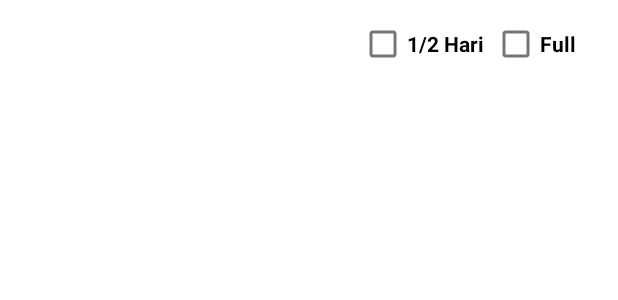
After one commit to Marv876/AndroidKPNew, an Android app: the layout list_absensi_anggota.xml on its own in the app's theme, with its tools: preview values and no code run, on a phone screen of 412 x 824 dp. The commit adds this screen. Shown: the top 300 px of the screen. Run offline under Robolectric (Android 15) with nearby library versions, the phone set to English and light mode, and no system bars.

Commit message:
Mendapatkan posisi adapter absensi dan mengubah sistem tanggal

```diff
--- a/app/build.gradle
+++ b/app/build.gradle
@@ -32,6 +32,9 @@ android {
     kotlinOptions {
         jvmTarget = '1.8'
     }
+    buildFeatures {
+        viewBinding true
+    }
 }
 
 dependencies {
@@ -42,6 +45,9 @@ dependencies {
     implementation 'androidx.appcompat:appcompat:1.4.1'
     implementation 'com.google.android.material:material:1.5.0'
     implementation 'androidx.constraintlayout:constraintlayout:2.1.3'
+    implementation 'androidx.annotation:annotation:1.5.0'
+    implementation 'androidx.lifecycle:lifecycle-livedata-ktx:2.3.1'
+    implementation 'androidx.lifecycle:lifecycle-viewmodel-ktx:2.3.1'
     testImplementation 'junit:junit:4.13.2'
     androidTestImplementation 'androidx.test.ext:junit:1.1.3'
     androidTestImplementation 'androidx.test.espresso:espresso-core:3.4.0'
--- a/app/src/main/AndroidManifest.xml
+++ b/app/src/main/AndroidManifest.xml
@@ -27,6 +27,9 @@
             android:name="com.example.androidkpnew.UbahDataPegawai"
             android:exported="false" />
         <activity
+            android:name="com.example.androidkpnew.AbsensiActivity"
+            android:exported="false" />
+        <activity
             android:name="com.example.androidkpnew.DaftarPegawaiActivity"
             android:exported="false" />
         <activity
--- /dev/null
+++ b/app/src/main/res/layout/list_absensi_anggota.xml
@@ -0,0 +1,60 @@
+<?xml version="1.0" encoding="utf-8"?>
+<LinearLayout xmlns:android="http://schemas.android.com/apk/res/android"
+    xmlns:app="http://schemas.android.com/apk/res-auto"
+    xmlns:tools="http://schemas.android.com/tools"
+    android:layout_width="match_parent"
+    android:layout_height="wrap_content"
+    android:orientation="vertical">
+
+    <LinearLayout
+        android:layout_width="match_parent"
+        android:layout_height="wrap_content"
+        android:orientation="horizontal">
+
+        <LinearLayout
+            android:layout_width="159dp"
+            android:layout_height="69dp"
+            android:layout_marginLeft="30dp"
+            android:layout_marginTop="10dp"
+            android:orientation="vertical">
+
+            <TextView
+                android:id="@+id/list_nama_tv"
+                android:layout_width="wrap_content"
+                android:layout_height="wrap_content"
+                android:text="Nama Anggota"
+                android:textSize="16dp"
+                android:textColor="@color/white" />
+
+            <TextView
+                android:id="@+id/list_role_tv"
+                android:layout_width="wrap_content"
+                android:layout_height="wrap_content"
+                android:text="Divisi"
+                android:textSize="16dp"
+                android:textColor="@color/white" />
+
+        </LinearLayout>
+
+        <CheckBox
+            android:id="@+id/checkBox_HalfDay"
+            android:layout_width="wrap_content"
+            android:layout_height="wrap_content"
+            android:layout_marginTop="5dp"
+            android:layout_marginLeft="50dp"
+            android:text="1/2 Hari"
+            android:textStyle="bold" />
+
+        <CheckBox
+            android:id="@+id/checkBox_FullDay"
+            android:layout_width="78dp"
+            android:layout_height="wrap_content"
+            android:layout_marginLeft="5dp"
+            android:layout_marginTop="5dp"
+            android:text="Full"
+            android:textStyle="bold" />
+
+    </LinearLayout>
+
+
+</LinearLayout>
--- /dev/null
+++ b/app/src/main/res/values-land/dimens.xml
@@ -0,0 +1,3 @@
+<resources>
+ <dimen name="activity_horizontal_margin">48dp</dimen>
+</resources>
--- /dev/null
+++ b/app/src/main/res/values-w1240dp/dimens.xml
@@ -0,0 +1,3 @@
+<resources>
+ <dimen name="activity_horizontal_margin">200dp</dimen>
+</resources>
--- /dev/null
+++ b/app/src/main/res/values-w600dp/dimens.xml
@@ -0,0 +1,3 @@
+<resources>
+ <dimen name="activity_horizontal_margin">48dp</dimen>
+</resources>
--- /dev/null
+++ b/app/src/main/res/values/dimens.xml
@@ -0,0 +1,5 @@
+<resources>
+    <!-- Default screen margins, per the Android Design guidelines. -->
+ <dimen name="activity_horizontal_margin">16dp</dimen>
+ <dimen name="activity_vertical_margin">16dp</dimen>
+</resources>
```
Also changed, not shown: app/src/main/java/com/example/androidkpnew/Absen.java (added, +40 -0 lines), app/src/main/java/com/example/androidkpnew/AbsensiActivity.java (added, +129 -0 lines), app/src/main/java/com/example/androidkpnew/AbsensiViewAdapter.java (added, +124 -0 lines), app/src/main/java/com/example/androidkpnew/DAOAbsen.java (added, +33 -0 lines), app/src/main/java/com/example/androidkpnew/DaftarPegawaiActivity.java (+1 -11 lines), app/src/main/java/com/example/androidkpnew/DatePickerFragment.java (added, +24 -0 lines), app/src/main/java/com/example/androidkpnew/HomeActivity.kt (+5 -5 lines), app/src/main/res/layout/activity_absensi.xml (added, +57 -0 lines), app/src/main/res/values/strings.xml (+9 -0 lines), app/src/main/res/drawable-v24/calendar.png (added).
